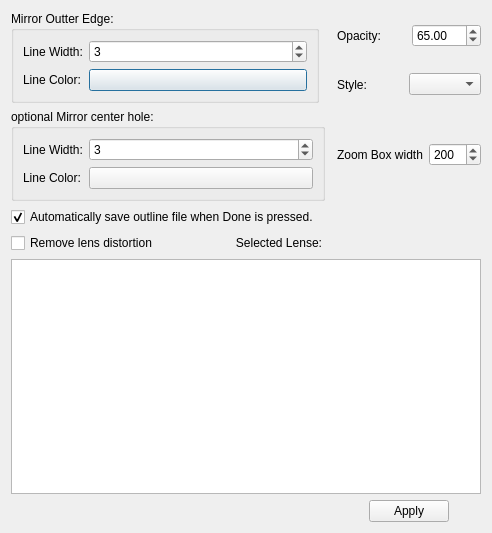
First picture: the form in settingsigram.ui, repository githubdoe/DFTFringe, before the edit.
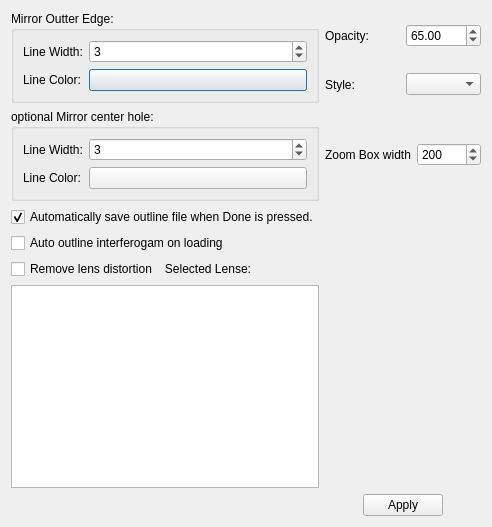
Second picture: the form after the edit.

The edit to the form file:
```diff
--- a/settingsigram.ui
+++ b/settingsigram.ui
@@ -7,7 +7,7 @@
     <x>0</x>
     <y>0</y>
     <width>492</width>
-    <height>533</height>
+    <height>527</height>
    </rect>
   </property>
   <property name="windowTitle">
@@ -60,76 +60,7 @@
      </layout>
     </widget>
    </item>
-   <item row="2" column="0" colspan="2">
-    <widget class="QGroupBox" name="groupBox_2">
-     <property name="title">
-      <string>optional Mirror center hole:</string>
-     </property>
-     <layout class="QFormLayout" name="formLayout_2">
-      <item row="0" column="0">
-       <widget class="QLabel" name="label_4">
-        <property name="text">
-         <string>Line Width:</string>
-        </property>
-       </widget>
-      </item>
-      <item row="0" column="1">
-       <widget class="QSpinBox" name="centerSpinBox">
-        <property name="minimum">
-         <number>1</number>
-        </property>
-        <property name="maximum">
-         <number>10</number>
-        </property>
-        <property name="value">
-         <number>3</number>
-        </property>
-       </widget>
-      </item>
-      <item row="1" column="0">
-       <widget class="QLabel" name="label_3">
-        <property name="text">
-         <string>Line Color:</string>
-        </property>
-       </widget>
-      </item>
-      <item row="1" column="1">
-       <widget class="QPushButton" name="centerLineColorPb">
-        <property name="text">
-         <string/>
-        </property>
-       </widget>
-      </item>
-     </layout>
-    </widget>
-   </item>
-   <item row="6" column="3">
-    <widget class="QDialogButtonBox" name="buttonBox">
-     <property name="toolTip">
-      <string>&lt;html&gt;&lt;head/&gt;&lt;body&gt;&lt;table border=&quot;1&quot; style=&quot; margin-top:0px; margin-bottom:0px; margin-left:0px; margin-right:0px;&quot; width=&quot;100%&quot; cellspacing=&quot;2&quot; cellpadding=&quot;0&quot;&gt;&lt;tr&gt;&lt;td&gt;&lt;p align=&quot;center&quot;&gt;Cell 1&lt;/p&gt;&lt;/td&gt;&lt;td&gt;&lt;p&gt;cell 2&lt;/p&gt;&lt;/td&gt;&lt;/tr&gt;&lt;tr&gt;&lt;td&gt;row1&lt;/td&gt;&lt;/tr&gt;&lt;/table&gt;&lt;/body&gt;&lt;/html&gt;</string>
-     </property>
-     <property name="orientation">
-      <enum>Qt::Horizontal</enum>
-     </property>
-     <property name="standardButtons">
-      <set>QDialogButtonBox::Apply</set>
-     </property>
-     <property name="centerButtons">
-      <bool>true</bool>
-     </property>
-    </widget>
-   </item>
-   <item row="5" column="0" colspan="4">
-    <widget class="QTableView" name="lenseTableView">
-     <property name="tabKeyNavigation">
-      <bool>false</bool>
-     </property>
-     <property name="showDropIndicator" stdset="0">
-      <bool>false</bool>
-     </property>
-    </widget>
-   </item>
-   <item row="0" column="3">
+   <item row="0" column="1">
     <layout class="QHBoxLayout" name="horizontalLayout">
      <item>
       <widget class="QLabel" name="label_5">
@@ -150,7 +81,7 @@
      </item>
     </layout>
    </item>
-   <item row="1" column="3">
+   <item row="1" column="1">
     <layout class="QHBoxLayout" name="horizontalLayout_2">
      <item>
       <widget class="QLabel" name="label_6">
@@ -168,7 +99,50 @@
      </item>
     </layout>
    </item>
-   <item row="2" column="3">
+   <item row="2" column="0">
+    <widget class="QGroupBox" name="groupBox_2">
+     <property name="title">
+      <string>optional Mirror center hole:</string>
+     </property>
+     <layout class="QFormLayout" name="formLayout_2">
+      <item row="0" column="0">
+       <widget class="QLabel" name="label_4">
+        <property name="text">
+         <string>Line Width:</string>
+        </property>
+       </widget>
+      </item>
+      <item row="0" column="1">
+       <widget class="QSpinBox" name="centerSpinBox">
+        <property name="minimum">
+         <number>1</number>
+        </property>
+        <property name="maximum">
+         <number>10</number>
+        </property>
+        <property name="value">
+         <number>3</number>
+        </property>
+       </widget>
+      </item>
+      <item row="1" column="0">
+       <widget class="QLabel" name="label_3">
+        <property name="text">
+         <string>Line Color:</string>
+        </property>
+       </widget>
+      </item>
+      <item row="1" column="1">
+       <widget class="QPushButton" name="centerLineColorPb">
+        <property name="text">
+         <string/>
+        </property>
+       </widget>
+      </item>
+     </layout>
+    </widget>
+   </item>
+   <item row="2" column="1">
     <layout class="QVBoxLayout" name="verticalLayout">
      <item>
       <layout class="QHBoxLayout" name="horizontalLayout_3">
@@ -199,7 +173,27 @@
      </item>
     </layout>
    </item>
-   <item row="4" column="0" colspan="4">
+   <item row="3" column="0">
+    <widget class="QCheckBox" name="SaveOutlines">
+     <property name="text">
+      <string>Automatically save outline file when Done is pressed.</string>
+     </property>
+     <property name="checked">
+      <bool>true</bool>
+     </property>
+    </widget>
+   </item>
+   <item row="4" column="0">
+    <widget class="QCheckBox" name="autoOutline">
+     <property name="toolTip">
+      <string>&lt;html&gt;&lt;head/&gt;&lt;body&gt;&lt;p&gt;If no outline file is found for the intnerferogram.  Then try to outline automatically.&lt;/p&gt;&lt;/body&gt;&lt;/html&gt;</string>
+     </property>
+     <property name="text">
+      <string>Auto outline interferogam on loading</string>
+     </property>
+    </widget>
+   </item>
+   <item row="5" column="0">
     <layout class="QHBoxLayout" name="horizontalLayout_5">
      <item>
       <widget class="QCheckBox" name="removeDistortion">
@@ -227,12 +221,28 @@
      </item>
     </layout>
    </item>
-   <item row="3" column="0">
-    <widget class="QCheckBox" name="SaveOutlines">
-     <property name="text">
-      <string>Automatically save outline file when Done is pressed.</string>
+   <item row="6" column="0">
+    <widget class="QTableView" name="lenseTableView">
+     <property name="tabKeyNavigation">
+      <bool>false</bool>
      </property>
-     <property name="checked">
+     <property name="showDropIndicator" stdset="0">
+      <bool>false</bool>
+     </property>
+    </widget>
+   </item>
+   <item row="7" column="1">
+    <widget class="QDialogButtonBox" name="buttonBox">
+     <property name="toolTip">
+      <string>&lt;html&gt;&lt;head/&gt;&lt;body&gt;&lt;table border=&quot;1&quot; style=&quot; margin-top:0px; margin-bottom:0px; margin-left:0px; margin-right:0px;&quot; width=&quot;100%&quot; cellspacing=&quot;2&quot; cellpadding=&quot;0&quot;&gt;&lt;tr&gt;&lt;td&gt;&lt;p align=&quot;center&quot;&gt;Cell 1&lt;/p&gt;&lt;/td&gt;&lt;td&gt;&lt;p&gt;cell 2&lt;/p&gt;&lt;/td&gt;&lt;/tr&gt;&lt;tr&gt;&lt;td&gt;row1&lt;/td&gt;&lt;/tr&gt;&lt;/table&gt;&lt;/body&gt;&lt;/html&gt;</string>
+     </property>
+     <property name="orientation">
+      <enum>Qt::Horizontal</enum>
+     </property>
+     <property name="standardButtons">
+      <set>QDialogButtonBox::Apply</set>
+     </property>
+     <property name="centerButtons">
       <bool>true</bool>
      </property>
     </widget>
```
